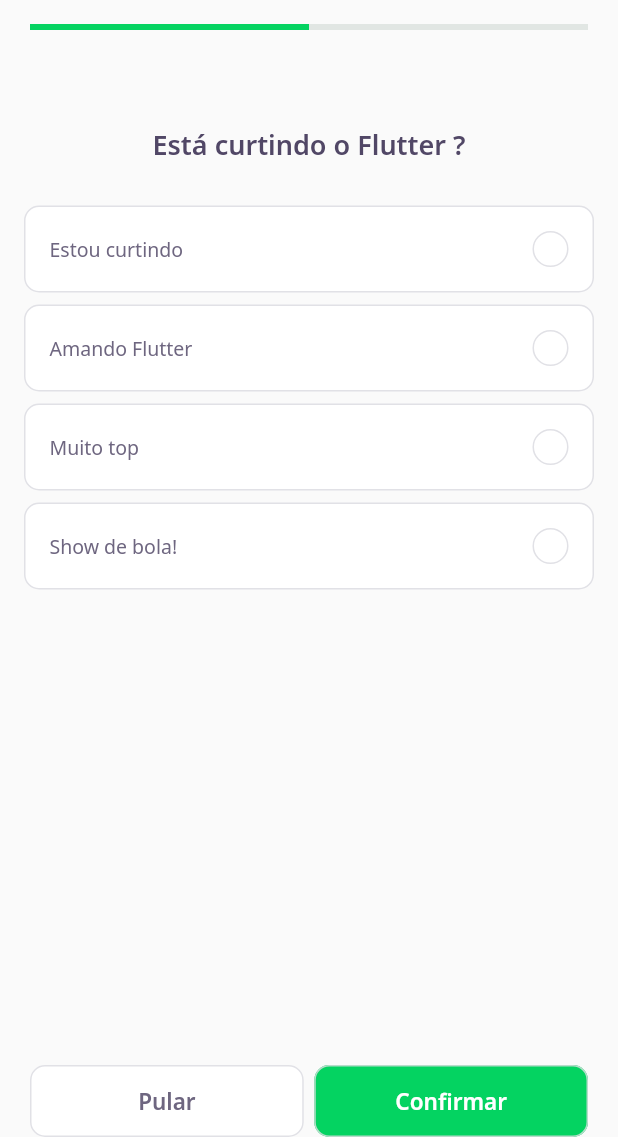
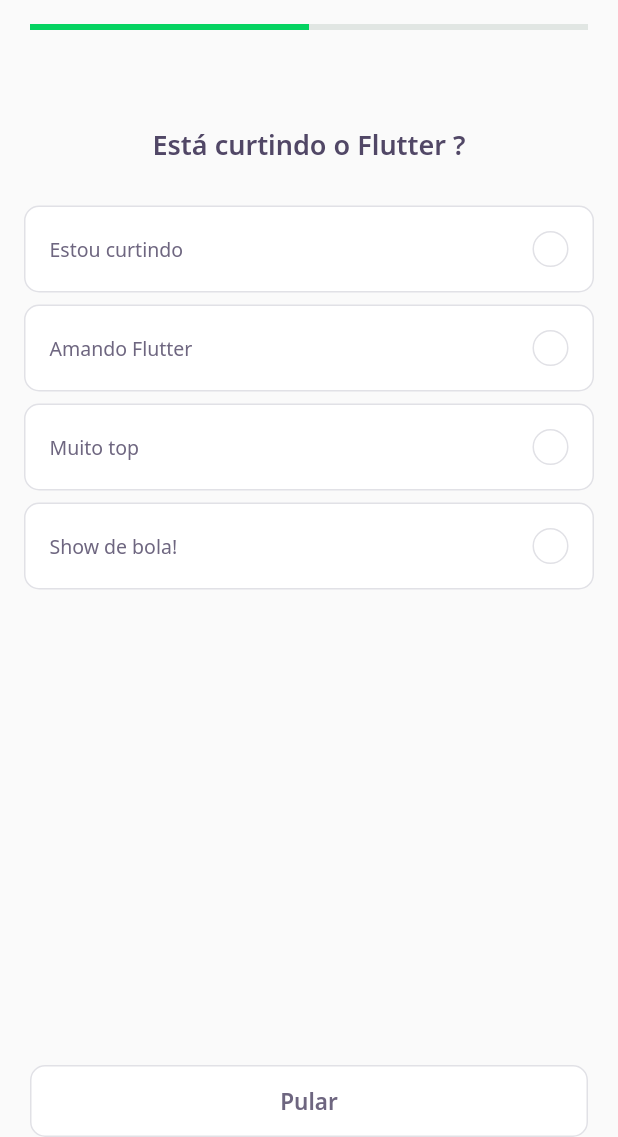
Before and after one commit to Keven-Almeida/devquiz, a Flutter app: the screen it shows after launch, after a tap on "NLW 5 Flutter", on a phone screen of 412 x 824 dp, the part 99-1236 px from its top. Run offline on Flutter 3.47's test engine with Material 2 defaults, Android fonts, the phone set to English and light mode, and no system bars; our stand-ins replace google_fonts; accounts and stored records are empty; network calls fail.

Commit message:
adicionados controle de estados e condiconamentos

```diff
--- a/lib/challenge/challenge_page.dart
+++ b/lib/challenge/challenge_page.dart
@@ -26,6 +26,14 @@ class _ChallengePageState extends State<ChallengePage> {
       controller.currentPage = pageController.page!.toInt() + 1;
     });
     super.initState();
+  }
+
+  void nextPage() {
+    if (controller.currentPage < widget.questions.length)
+      pageController.nextPage(
+        duration: Duration(milliseconds: 100),
+        curve: Curves.linear,
+      );
   }
 
   @override
@@ -57,32 +65,39 @@ class _ChallengePageState extends State<ChallengePage> {
       body: PageView(
         physics: NeverScrollableScrollPhysics(),
         controller: pageController,
-        children: widget.questions.map((e) => QuizWidget(question: e)).toList(),
+        children: widget.questions
+            .map((e) => QuizWidget(
+                  question: e,
+                  onChange: nextPage,
+                ))
+            .toList(),
       ),
       bottomNavigationBar: SafeArea(
         bottom: true,
         child: Padding(
           padding: const EdgeInsets.symmetric(horizontal: 20),
-          child: Row(
+          child: ValueListenableBuilder<int>(
+              valueListenable: controller.currentPageNotifier,
+              builder: (context, value, _) => Row(
                     mainAxisAlignment: MainAxisAlignment.spaceAround,
                     children: [
+                      if (value < widget.questions.length)
                         Expanded(
                             child: NextButtonWidget.white(
                           label: "Pular",
-                onTap: () {
-                  pageController.nextPage(
-                      duration: Duration(milliseconds: 100),
-                      curve: Curves.linear);
-                },
+                          onTap: nextPage,
                         )),
-              SizedBox(width: 7),
+                      if (value == widget.questions.length)
                         Expanded(
                           child: NextButtonWidget.green(
                             label: "Confirmar",
-                onTap: () {},
-              ))
+                            onTap: () {
+                              Navigator.pop(context);
+                            },
+                          ),
+                        )
                     ],
-          ),
+                  )),
         ),
       ),
     );
--- a/lib/challenge/widgets/awnser/awnser_widget.dart
+++ b/lib/challenge/widgets/awnser/awnser_widget.dart
@@ -7,11 +7,13 @@ class AwnserWidget extends StatelessWidget {
   final AwnserModel awnser;
   final bool isSelected;
   final VoidCallback onTap;
+  final bool disabled;
 
   const AwnserWidget({
     Key? key,
     required this.awnser,
     required this.onTap,
+    required this.disabled,
     this.isSelected = false,
   }) : super(key: key);
 
@@ -35,6 +37,8 @@ class AwnserWidget extends StatelessWidget {
   Widget build(BuildContext context) {
     return Padding(
       padding: const EdgeInsets.symmetric(horizontal: 16, vertical: 4),
+      child: IgnorePointer(
+        ignoring: disabled,
         child: GestureDetector(
           onTap: onTap,
           child: Container(
@@ -44,7 +48,8 @@ class AwnserWidget extends StatelessWidget {
               borderRadius: BorderRadius.circular(10),
               border: Border.fromBorderSide(
                 BorderSide(
-                color: isSelected ? _selectedBorderCardRight : AppColors.border,
+                  color:
+                      isSelected ? _selectedBorderCardRight : AppColors.border,
                 ),
               ),
             ),
@@ -54,15 +59,17 @@ class AwnserWidget extends StatelessWidget {
                 Expanded(
                   child: Text(
                     awnser.title,
-                  style:
-                      isSelected ? _selectedTextStyleRight : AppTextStyles.body,
+                    style: isSelected
+                        ? _selectedTextStyleRight
+                        : AppTextStyles.body,
                   ),
                 ),
                 Container(
                     width: 24,
                     height: 24,
                     decoration: BoxDecoration(
-                      color: isSelected ? _selectedColorRight : AppColors.white,
+                        color:
+                            isSelected ? _selectedColorRight : AppColors.white,
                         borderRadius: BorderRadius.circular(500),
                         border: Border.fromBorderSide(BorderSide(
                           color: isSelected
@@ -80,6 +87,7 @@ class AwnserWidget extends StatelessWidget {
             ),
           ),
         ),
+      ),
     );
   }
 }
--- a/lib/challenge/widgets/quiz/quiz_controller.dart
+++ /dev/null
@@ -1,3 +0,0 @@
-class QuizController {
-  var indexSelected;
-}
--- a/lib/challenge/widgets/quiz/quiz_widget.dart
+++ b/lib/challenge/widgets/quiz/quiz_widget.dart
@@ -6,7 +6,12 @@ import 'package:flutter/material.dart';
 
 class QuizWidget extends StatefulWidget {
   final QuestionModel question;
-  const QuizWidget({Key? key, required this.question}) : super(key: key);
+  final VoidCallback onChange;
+  const QuizWidget({
+    Key? key,
+    required this.question,
+    required this.onChange,
+  }) : super(key: key);
 
   @override
   _QuizWidgetState createState() => _QuizWidgetState();
@@ -34,10 +39,13 @@ class _QuizWidgetState extends State<QuizWidget> {
           for (var i = 0; i < widget.question.awnsers.length; i++)
             AwnserWidget(
               awnser: awnser(i),
+              disabled: indexSelected != -1,
               isSelected: indexSelected == i,
               onTap: () {
                 indexSelected = i;
                 setState(() {});
+                Future.delayed(Duration(seconds: 1))
+                    .then((value) => widget.onChange());
               },
             )
         ],
```
Lines whose indentation alone changed are shown as unchanged.
